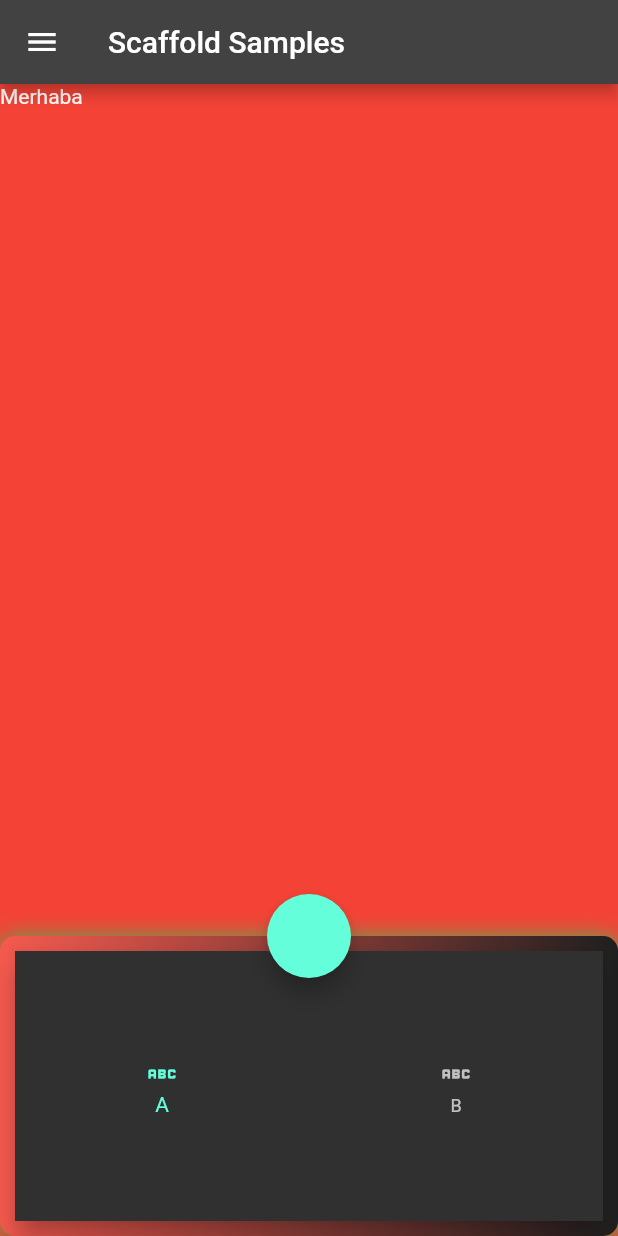
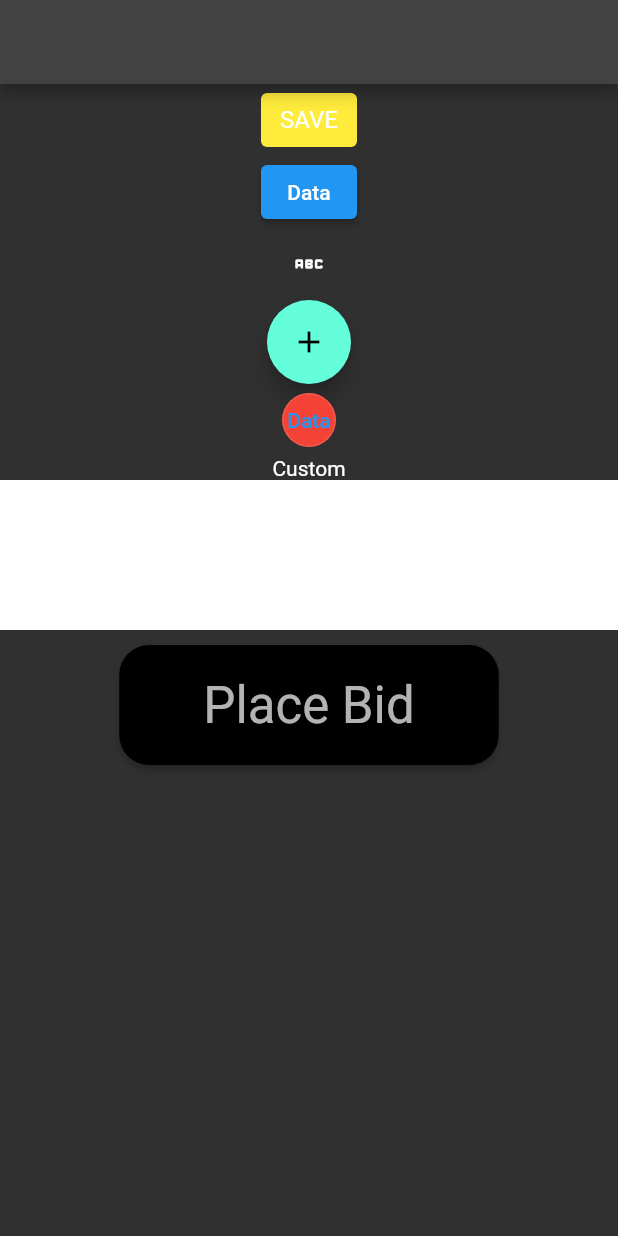
Before and after one commit to gulistansenates/Flutter_Learn, a Flutter app: the screen it shows after launch, on a phone screen of 412 x 824 dp. Run offline on Flutter 3.47's test engine with Material 2 defaults, Android fonts, the light colour scheme and no system bars.

Commit message:
feat: add button learn dart

```diff
--- /dev/null
+++ b/lib/101/button_learn.dart
@@ -0,0 +1,50 @@
+import 'package:flutter/material.dart';
+
+class ButtonLearn extends StatelessWidget {
+  const ButtonLearn({super.key});
+
+  @override
+  Widget build(BuildContext context) {
+    return Scaffold(
+        appBar: AppBar(),
+        body: Column(
+          children: [
+            TextButton(
+              style: ButtonStyle(
+                  backgroundColor: MaterialStateProperty.resolveWith((states) {
+                if (states.contains(MaterialState.pressed)) {
+                  return Colors.green;
+                }
+                return Colors.yellow;
+              })),
+              onPressed: () {},
+              child: Text('SAVE', style: Theme.of(context).textTheme.subtitle1),
+            ),
+            ElevatedButton(onPressed: () {}, child: const Text('Data')),
+            IconButton(onPressed: () {}, icon: const Icon(Icons.abc_rounded)),
+            FloatingActionButton(
+                onPressed: () {}, child: const Icon(Icons.add)),
+            OutlinedButton(
+                style: OutlinedButton.styleFrom(
+                    backgroundColor: Colors.red, shape: const CircleBorder()),
+                onPressed: () {},
+                child: const Text('Data')),
+            InkWell(onTap: () {}, child: const Text('Custom')),
+            Container(height: 100, color: Colors.white),
+            const SizedBox(height: 10),
+            ElevatedButton(
+              style: ElevatedButton.styleFrom(
+                  backgroundColor: Colors.black,
+                  shape: const RoundedRectangleBorder(
+                      borderRadius: BorderRadius.all(Radius.circular(20)))),
+              onPressed: () {},
+              child: Padding(
+                  padding: const EdgeInsets.only(
+                      top: 20, bottom: 20, right: 40, left: 40),
+                  child: Text('Place Bid',
+                      style: Theme.of(context).textTheme.headline4)),
+            )
+          ],
+        ));
+  }
+}
--- a/lib/101/container_sized_box.dart
+++ b/lib/101/container_sized_box_learn.dart
@@ -22,10 +22,10 @@ class ConatinerSizedBoxLearn extends StatelessWidget {
           Container(
             constraints: const BoxConstraints(
                 maxWidth: 200, minWidth: 100, minHeight: 10, maxHeight: 120),
-            child: Text('AA' * 100, maxLines: 2),
             padding: const EdgeInsets.all(10),
             margin: const EdgeInsets.all(10),
             decoration: ProjectUtility.boxDecoraiton,
+            child: Text('AA' * 100, maxLines: 2),
           )
         ],
       ),
--- a/lib/101/scaffold_learn.dart
+++ b/lib/101/scaffold_learn.dart
@@ -1,7 +1,5 @@
 import 'package:flutter/material.dart';
-
-import 'container_sized_box.dart';
-import 'container_sized_box.dart';
+import 'container_sized_box_learn.dart';
 
 class ScaffoldLearnView extends StatelessWidget {
   const ScaffoldLearnView({Key? key}) : super(key: key);
--- a/lib/main.dart
+++ b/lib/main.dart
@@ -1,7 +1,5 @@
 import 'package:flutter/material.dart';
-
-import '101/container_sized_box.dart';
-import '101/scaffold_learn.dart';
+import '101/button_learn.dart';
 
 void main() {
   runApp(const MyApp());
@@ -15,7 +13,7 @@ class MyApp extends StatelessWidget {
     return MaterialApp(
       title: 'Flutter Demo',
       theme: ThemeData.dark(),
-      home: const ScaffoldLearnView(),
+      home: const ButtonLearn(),
     );
   }
 }
```
